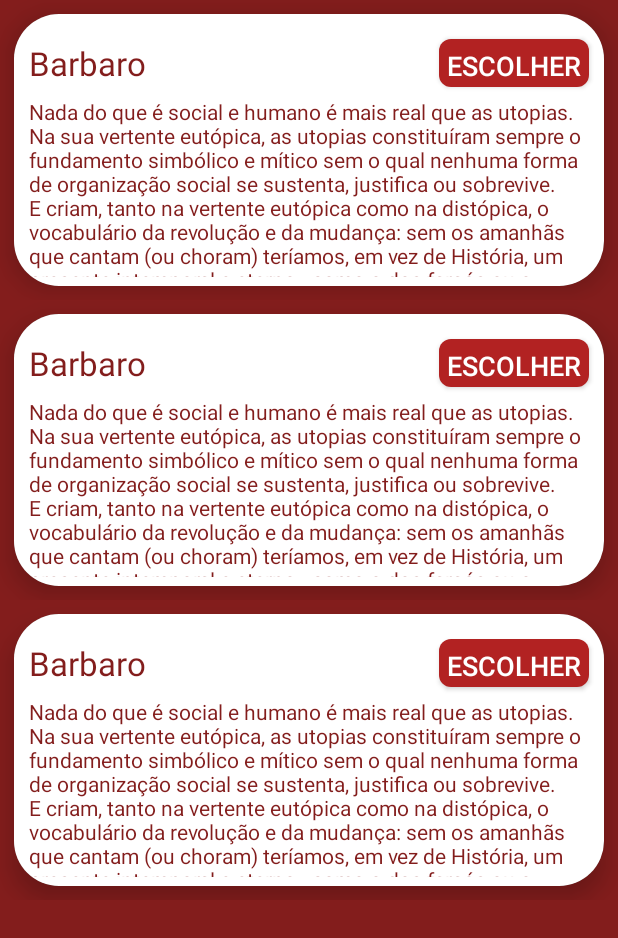
After one commit to EwertonProg/FichaTormenta, an Android app: the layout activity_selecao_classe.xml on its own in the app's theme, with its tools: preview values and no code run, on a phone screen of 412 x 824 dp. The commit adds this screen. Shown: the top 938 px of the screen. Run offline under Robolectric (Android 15) with nearby library versions, the phone set to English and light mode, and no system bars.

Commit message:
Finalizando a tela de criação inicial e criando a tela de seleção de classe

```diff
--- a/app/src/main/AndroidManifest.xml
+++ b/app/src/main/AndroidManifest.xml
@@ -12,12 +12,13 @@
         android:supportsRtl="true"
         android:theme="@style/Theme.AppCompat.NoActionBar"
         tools:ignore="GoogleAppIndexingWarning">
+        <activity android:name=".SelecaoClasseActivity"></activity>
         <activity
             android:name=".CriacaoPersonagemActivity"
-            android:theme="@style/Theme.AppCompat.NoActionBar"></activity>
+            android:theme="@style/Theme.AppCompat.NoActionBar" />
         <activity
             android:name=".ListaPersonagensActivity"
-            android:theme="@style/Theme.AppCompat.NoActionBar"></activity>
+            android:theme="@style/Theme.AppCompat.NoActionBar" />
         <activity
             android:name=".MainActivity"
             android:theme="@style/Theme.AppCompat.NoActionBar">
--- a/app/src/main/java/br/arpigi/fichaTormenta/activity/ListaPersonagensActivity.java
+++ b/app/src/main/java/br/arpigi/fichaTormenta/activity/ListaPersonagensActivity.java
@@ -5,7 +5,6 @@ import android.support.v7.app.AppCompatActivity;
 import android.support.v7.widget.LinearLayoutManager;
 import android.support.v7.widget.RecyclerView;
 import android.support.v7.widget.Toolbar;
-import android.util.Log;
 
 import java.util.ArrayList;
 
@@ -28,12 +27,15 @@ public class ListaPersonagensActivity extends AppCompatActivity {
         toolbar = findViewById(R.id.app_toolbar);
         setSupportActionBar(toolbar);
         setContentView(R.layout.activity_lista_personagens);
+
         personagemBox = Banco.get().boxFor(Personagem.class);
+
         ArrayList<Personagem> personagens =(ArrayList<Personagem>) personagemBox.query().eager(Personagem_.raca).order(Personagem_.__ID_PROPERTY).build().find();
-        Log.d("fichaA",personagens.get(0).getRaca().getTarget().getNome());
+
         recyclerView = findViewById(R.id.lista_pesrsonagem_recycler);
         layoutManager = new LinearLayoutManager(this);
         adapter = new ListaPersonagemAdapter(personagens, this);
+
         recyclerView.setAdapter(adapter);
         recyclerView.setLayoutManager(layoutManager);
     }
--- a/app/src/main/java/br/arpigi/fichaTormenta/model/Raca.java
+++ b/app/src/main/java/br/arpigi/fichaTormenta/model/Raca.java
@@ -138,7 +138,6 @@ public class Raca {
             }
 
             String s = gson.toJson(modhabString);
-            Log.d("fichaOUT",s);
             return s;
         }
     }
--- a/app/src/main/java/br/arpigi/fichaTormenta/util/ListaPersonagemAdapter.java
+++ b/app/src/main/java/br/arpigi/fichaTormenta/util/ListaPersonagemAdapter.java
@@ -19,7 +19,6 @@ import br.arpigi.fichaTormenta.model.Personagem;
 public class ListaPersonagemAdapter extends RecyclerView.Adapter<ListaPersonagemAdapter.listaPersonagemHolder> {
     private List<Personagem> personagens;
     private Context contexto;
-    private Integer layout;
 
     public ListaPersonagemAdapter(ArrayList<Personagem> personagens, Context contexto) {
 
--- a/app/src/main/res/layout/activity_criacao_personagem.xml
+++ b/app/src/main/res/layout/activity_criacao_personagem.xml
@@ -236,9 +236,9 @@
         android:background="@drawable/botao_arredondado"
         android:text="Continuar"
         android:textColor="@color/white"
+        android:onClick="irParaSelecaoClasse"
         app:layout_constraintBottom_toBottomOf="parent"
         app:layout_constraintEnd_toEndOf="parent"
-        android:onClick="irParaSelecaoClasse"
         app:layout_constraintStart_toStartOf="parent"/>
 
 
--- /dev/null
+++ b/app/src/main/res/layout/activity_selecao_classe.xml
@@ -0,0 +1,16 @@
+<?xml version="1.0" encoding="utf-8"?>
+<android.support.constraint.ConstraintLayout xmlns:android="http://schemas.android.com/apk/res/android"
+    xmlns:tools="http://schemas.android.com/tools"
+    android:layout_width="match_parent"
+    android:layout_height="match_parent"
+    tools:context="br.arpigi.fichaTormenta.activity.SelecaoClasseActivity">
+
+    <android.support.v7.widget.RecyclerView
+        android:id="@+id/lista_classes_selecao_recycler"
+        android:layout_width="match_parent"
+        android:layout_height="match_parent"
+        android:background="@color/primaria"
+        android:scrollbars="vertical"
+        tools:listitem="@layout/lista_classe_item"/>
+
+</android.support.constraint.ConstraintLayout>
--- /dev/null
+++ b/app/src/main/res/layout/lista_classe_item.xml
@@ -0,0 +1,70 @@
+<?xml version="1.0" encoding="utf-8"?>
+<android.support.constraint.ConstraintLayout xmlns:android="http://schemas.android.com/apk/res/android"
+    xmlns:app="http://schemas.android.com/apk/res-auto"
+    xmlns:tools="http://schemas.android.com/tools"
+    android:layout_width="match_parent"
+    android:layout_height="200dp">
+
+    <android.support.v7.widget.CardView
+        android:layout_width="match_parent"
+        android:layout_height="match_parent"
+        android:layout_margin="9dp"
+        app:cardCornerRadius="30dp"
+        app:cardElevation="10dp"
+        app:layout_constraintStart_toStartOf="parent"
+        app:layout_constraintTop_toTopOf="parent">
+
+        <android.support.constraint.ConstraintLayout
+            android:layout_width="match_parent"
+            android:layout_height="match_parent"
+            android:background="@color/white"
+            >
+
+            <TextView
+                android:id="@+id/tv_nome_classe_selecao"
+                android:layout_width="wrap_content"
+                android:layout_height="wrap_content"
+                android:layout_marginStart="10dp"
+                android:layout_marginTop="18dp"
+                android:text="Barbaro"
+                android:textColor="@color/primaria"
+                android:textSize="22sp"
+                app:layout_constraintStart_toStartOf="parent"
+                app:layout_constraintTop_toTopOf="parent" />
+
+            <Button
+                android:layout_width="wrap_content"
+                android:layout_height="32dp"
+                android:layout_marginEnd="10dp"
+                android:background="@drawable/botao_arredondado"
+                android:gravity="center_vertical"
+                android:padding="5dp"
+                android:text="Escolher"
+                android:textSize="18sp"
+                app:layout_constraintBottom_toBottomOf="@id/tv_nome_classe_selecao"
+                app:layout_constraintEnd_toEndOf="parent"
+                app:layout_constraintTop_toTopOf="@id/tv_nome_classe_selecao"/>
+
+            <TextView
+                android:id="@+id/tv_descricao_classe_selecao"
+                android:layout_width="match_parent"
+                android:layout_height="120dp"
+                android:layout_marginHorizontal="10dp"
+                android:layout_marginTop="8dp"
+                android:scrollbars="vertical"
+                android:text="Nada do que é social e humano é mais real que as utopias. Na sua vertente eutópica, as utopias constituíram sempre o fundamento simbólico e mítico sem o qual nenhuma forma de organização social se sustenta, justifica ou sobrevive. E criam, tanto na vertente eutópica como na distópica, o vocabulário da revolução e da mudança: sem os amanhãs que cantam (ou choram) teríamos, em vez de História, um presente intemporal e eterno - como o dos faraós ou o de Francis Fukuyama.
+        Aldous Huxley publicou o seu Brave New World em 1932. George Orwell, que não tinha em grande conta este livro ou o seu autor, publicou 17 anos depois a sua própria distopia, Nineteen Eighty-Four. Entre estas duas datas interpôs-se a Segunda Grande Guerra: não admira que na primeira a técnica básica da opressão do Estado fosse a manipulação genética e que na segunda, depois do descrédito em que o regime nazi lançou o eugenismo, as técnicas principais da opressão sejam a lavagem ao cérebro, a crueldade gratuita e a manipulação da linguagem.
+        Apesar desta e de outras diferenças, os dois textos foram muitas vezes lidos, nas décadas seguintes, como os dois pólos - um hedonista, outro o oposto disto - duma mesma distopia, a que os sinais dos tempos davam e dão plausibilidade. Esta distopia bipolar é identificável em grande parte com a ideia de modernidade; e hoje a invocação da modernidade, sempre na boca dos políticos e dos capitães da indústria, soa aos nossos ouvidos tanto a ameaça como a promessa.
+        Do texto de Aldous Huxley, o que entrou na linguagem corrente, traduzido para todas as línguas, foi o sobretudo o título: admirável mundo novo. A expressão é utilizada em toda a parte mesmo por quem nunca leu a obra: das mesas dos cafés aos blogues, das crónicas dos jornais aos debates nos media. Do texto de Orwell, toda a gente utiliza, própria ou impropriamente, expressões como Big Brother, newspeak (que até teve, em português, honras de tradução: novilíngua), ou ainda doublethink. Uma coisa é certa: nenhuma destas expressões se teria conservado até hoje no uso corrente se não tivesse referentes no real quotidiano.
+        A mesma sorte não teve 1985, de Anthony Burgess, publicado em 1978. Um texto anterior de Burgess, também ele distópico, é de longe mais conhecido, talvez pela versão filmada que dele fez Stanley Kubrik: A Clockwork Orange. 1985 recupera alguns temas e tropos deste texto e apresenta-se como um balanço crítico de Nineteen Eighty-Four. Divide-se em duas partes: um ensaio sobre o texto de Orwell e a construção duma distopia alternativa, imaginada por Burgess 29 anos mais tarde. A frase final da primeira parte do livro é: 1984 is not going to be like that at all. Frase corajosa, vinda dum escritor que admirava e respeitava o objecto da sua crítica. E é com ela que Burgess nos autoriza a fazermos nós também o balanço crítico da sua alternativa, decorridos mais que outros tantos anos desde a sua publicação.
+        Vejamos então o que sobreviveu melhor ao curso da história: se Nineteen Eighty-Four aos últimos 60 anos, se 1985 aos últimos trinta e um.
+        As diferenças entre as duas distopias não surpreendem, sabendo que uma foi escrita por um socialista libertário, pouco à vontade no seu estatuto social de nascença que o colocava nas franjas do poder, e a outra escrita por um conservador a quem o facto de pertencer a uma elite social e intelectual não incomoda minimamente. Na primeira, o opressor é um Estado por assim dizer anti-utilitarista, ou seja: inteiramente dedicado à prossecução do maior mal do maior número. Burgess faz notar, na sua crítica a Orwell, que um Estado assim nunca existiu nem pode existir. Mesmo os regimes que mais se aproximam deste modelo são intrinsecamente instáveis: Calígula acabou assassinado, e o Império nazi, que era para durar mil anos, durou doze. Reconhece Burgess, contudo, que Orwell tem bons modelos para a sua terrível invenção: o franquismo contra o qual lutou, o estalinismo que assassinou na Catalunha os seus camaradas anarco-sindicalistas, ou o nazismo, de cujos horrores se começava a tomar conhecimento quando o livro foi escrito. Bastou a Orwell absolutizar e levar ao extremo do concebível estas realidades históricas, et voilà: aí temos o Ingsoc, abreviatura de English Socialism, ou seja: Socialismo Inglês.
+        Burgess nota, com a indulgência a que as suas próprias contradições o obrigam, a ironia de um socialista chamar socialismo ao regime mais monstruoso que consegue imaginar; mas não precisa de explicar, e não explica, as razões óbvias desta opção. Nós, habitantes do Século XXI, habituados pela propaganda vigente a equacionar esquerda com estatismo, também podemos ver ironia na escolha deste nome. As razões de Burgess para notar esta ironia são, contudo, um pouco diferentes das nossas. Burgess não era um anti-estatista doutrinário, mas sim um conservador na tradição burkeana, a quem a ideologia anarco-capitalista e revolucionária representada por Margaret Thatcher e Ronald Reagan repugnaria tanto como a qualquer militante da esquerda dita radical. Não acredita que o Estado seja a emanação do Mal, mas exige dele essa coisa fora de moda que é a responsabilidade moral. No capítulo Clockwork oranges de 1985, declara os seus pressupostos ético-políticos:"
+                android:textColor="@color/primaria"
+                app:layout_constraintEnd_toEndOf="parent"
+                app:layout_constraintStart_toStartOf="@id/tv_nome_classe_selecao"
+                app:layout_constraintTop_toBottomOf="@id/tv_nome_classe_selecao"
+                tools:ignore="HardcodedText" />
+        </android.support.constraint.ConstraintLayout>
+    </android.support.v7.widget.CardView>
+</android.support.constraint.ConstraintLayout>
```
Also changed, not shown: app/src/main/java/br/arpigi/fichaTormenta/activity/CriacaoPersonagemActivity.java (+20 -17 lines), app/src/main/java/br/arpigi/fichaTormenta/activity/SelecaoClasseActivity.java (added, +38 -0 lines), app/src/main/java/br/arpigi/fichaTormenta/model/Classe.java (+20 -0 lines), app/src/main/java/br/arpigi/fichaTormenta/util/ListaSelecaoClasseAdapter.java (added, +55 -0 lines), app/src/main/java/br/arpigi/fichaTormenta/util/Utils.java (added, +17 -0 lines), 1 other file.
